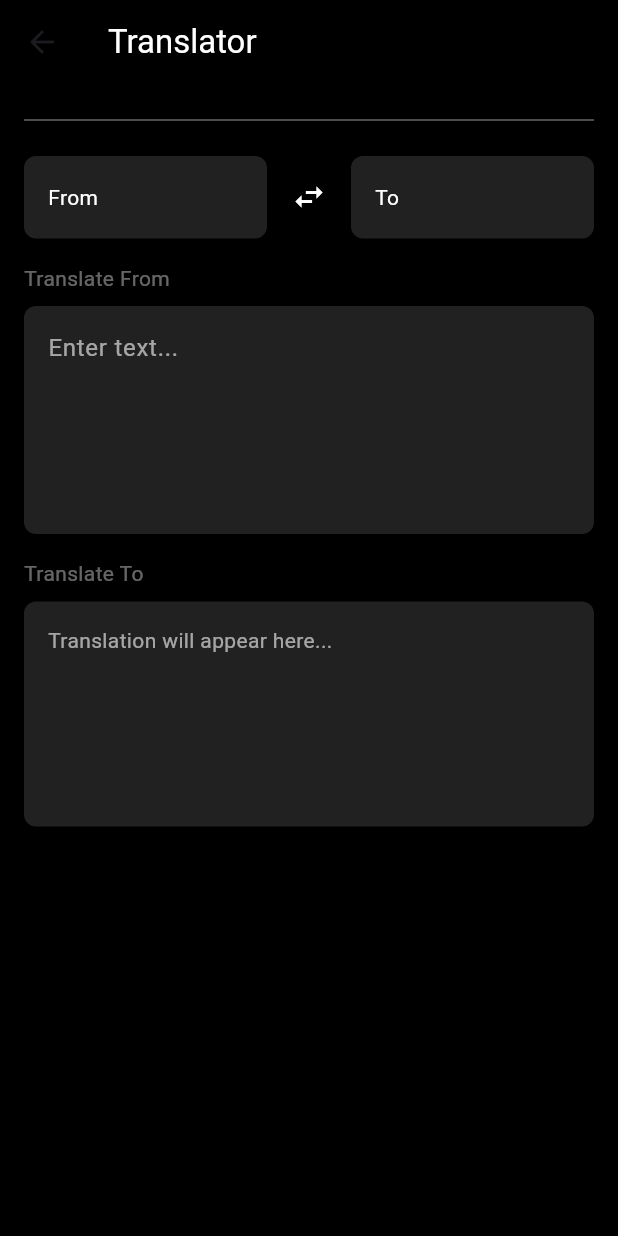
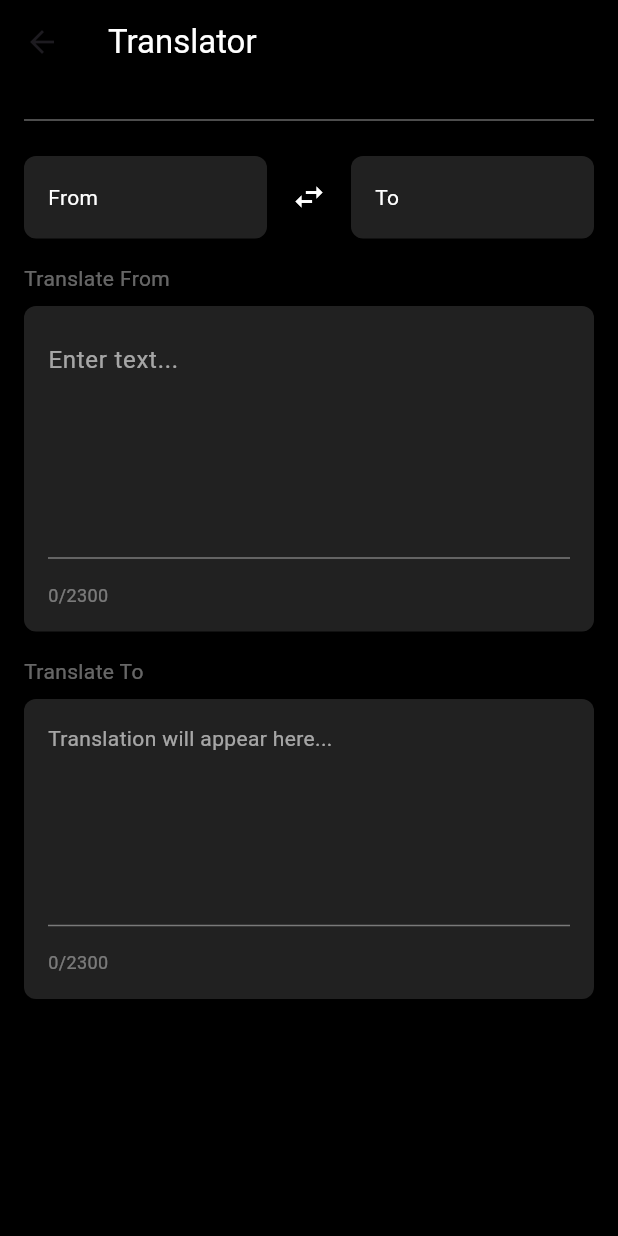
Before and after one commit to RatnagiriRG/google-translator-app, a Flutter app: the TranslatorScreen screen opened by its route, on a phone screen of 412 x 824 dp. Run offline on Flutter 3.47's test engine with Material 3 defaults, Android fonts, the phone set to English and light mode, and no system bars; our stand-ins replace connectivity_plus, flutter_svg, fluttertoast, google_fonts, loading_animation_widget; network calls fail.

Commit message:
#phase2 - completed

```diff
--- a/lib/configs/constants/app_constants.dart
+++ b/lib/configs/constants/app_constants.dart
@@ -1,5 +1,7 @@
 class AppConstants {
   static const String appTitle = 'Translator App';
+  static const String rapidAPIKey =
+      "38107f95d0mshe113d969ee46dd8p1d5160jsn606caa6be4c4";
 }
 
 class AppSvg {
--- a/lib/configs/core/api_service.dart
+++ b/lib/configs/core/api_service.dart
@@ -1,11 +1,12 @@
 import 'dart:convert';
 import 'package:http/http.dart' as http;
+import 'package:translator/configs/constants/app_constants.dart';
 
 class ApiService {
   static const String baseUrl =
       'https://deep-translate1.p.rapidapi.com/language/translate/v2';
   static const Map<String, String> headers = {
-    'X-RapidAPI-Key': '38107f95d0mshe113d969ee46dd8p1d5160jsn606caa6be4c4',
+    'X-RapidAPI-Key': AppConstants.rapidAPIKey,
     'X-RapidAPI-Host': 'deep-translate1.p.rapidapi.com',
     'Content-Type': 'application/json',
   };
--- a/lib/feature/translator/view/widgets/language_selector.dart
+++ b/lib/feature/translator/view/widgets/language_selector.dart
@@ -24,7 +24,6 @@ class LanguageSelector extends StatelessWidget {
               title,
               style: const TextStyle(color: Colors.white),
             ),
-            // Icon(Icons.keyboard_arrow_down, color: Colors.white),
           ],
         ),
       ),
--- a/lib/feature/translator/view/widgets/text_field_section.dart
+++ b/lib/feature/translator/view/widgets/text_field_section.dart
@@ -26,20 +26,41 @@ class TextFieldSection extends StatelessWidget {
           ],
         ),
         const SizedBox(height: 8.0),
-        TextField(
-          maxLines: 5,
-          decoration: InputDecoration(
-            fillColor: Colors.grey[900],
-            filled: true,
-            hintText: "Enter text...",
-            hintStyle: const TextStyle(color: Colors.white60),
-            border: OutlineInputBorder(
-              borderRadius: BorderRadius.circular(8.0),
-              borderSide: BorderSide.none,
-            ),
+        Container(
+          padding: const EdgeInsets.all(16.0),
+          decoration: BoxDecoration(
+            color: Colors.grey[900],
+            borderRadius: BorderRadius.circular(8.0),
           ),
-          style: const TextStyle(color: Colors.white),
-          onChanged: viewModel.translate,
+          child: Column(
+            crossAxisAlignment: CrossAxisAlignment.start,
+            children: [
+              TextField(
+                controller: viewModel.textEditingController,
+                maxLines: 5,
+                maxLength: 2300, // Set the maximum character limit
+                decoration: const InputDecoration(
+                  counterText: "", // Hides the default counter
+                  hintText: "Enter text...",
+                  hintStyle: TextStyle(color: Colors.white60),
+                  border: InputBorder.none, // Remove the border
+                ),
+                style: TextStyle(color: Colors.white.withOpacity(.6)),
+                onChanged: (text) => viewModel.updateCharacterCount(text),
+              ),
+              const SizedBox(height: 8.0),
+              Divider(color: Colors.white.withOpacity(.4)),
+              const SizedBox(height: 8.0),
+              Align(
+                alignment: Alignment.centerLeft,
+                child: Text(
+                  "${viewModel.characterCount}/2300",
+                  style: TextStyle(
+                      color: Colors.white.withOpacity(.4), fontSize: 12.0),
+                ),
+              ),
+            ],
+          ),
         ),
       ],
     );
--- a/lib/feature/translator/view/widgets/translated_text_section.dart
+++ b/lib/feature/translator/view/widgets/translated_text_section.dart
@@ -27,18 +27,39 @@ class TranslatedTextSection extends StatelessWidget {
         ),
         const SizedBox(height: 8.0),
         Container(
-          height: 150,
+          height: 200,
           padding: const EdgeInsets.all(16.0),
           width: double.infinity,
           decoration: BoxDecoration(
             color: Colors.grey[900],
             borderRadius: BorderRadius.circular(8.0),
           ),
-          child: Text(
-            viewModel.translatedText.isNotEmpty
-                ? viewModel.translatedText
-                : "Translation will appear here...",
-            style: TextStyle(color: Colors.white.withOpacity(.6)),
+          child: Column(
+            crossAxisAlignment: CrossAxisAlignment.start,
+            children: [
+              Expanded(
+                child: SingleChildScrollView(
+                  child: Text(
+                    viewModel.translatedText.isNotEmpty
+                        ? viewModel.translatedText
+                        : "Translation will appear here...",
+                    style: TextStyle(color: Colors.white.withOpacity(.6)),
+                  ),
+                ),
+              ),
+              const SizedBox(height: 8.0),
+              Divider(
+                color: Colors.white.withOpacity(0.4),
+              ),
+              const SizedBox(height: 8.0),
+              Text(
+                "${viewModel.translatedTextLetterCount}/2300 ",
+                style: TextStyle(
+                  color: Colors.white.withOpacity(0.4),
+                  fontSize: 12.0,
+                ),
+              ),
+            ],
           ),
         ),
       ],
--- a/lib/feature/translator/view_model/translator_view_model.dart
+++ b/lib/feature/translator/view_model/translator_view_model.dart
@@ -6,14 +6,17 @@ import 'package:translator/feature/translator/services/transloator_service.dart'
 class TranslatorViewModel extends ChangeNotifier {
   final TranslatorService _translatorService = TranslatorService();
 
+  final TextEditingController textEditingController = TextEditingController();
+
   List<Language> _languages = [];
   List<Language> _filteredLanguages = [];
   Language? _fromLanguage;
   Language? _toLanguage;
   String _inputText = '';
   String _translatedText = '';
-  String _queryText = "";
+  String _queryText = '';
   bool _isLoading = true;
+  int _characterCount = 0;
 
   List<Language> get languages => _languages;
   List<Language> get filteredLanguages => _filteredLanguages;
@@ -23,17 +26,20 @@ class TranslatorViewModel extends ChangeNotifier {
   String get translatedText => _translatedText;
   bool get isLoading => _isLoading;
   String get queryText => _queryText;
+  int get characterCount => _characterCount;
+  int get translatedTextLetterCount =>
+      _translatedText.replaceAll(RegExp(r'\s+'), '').length;
 
+  /// Load available languages and navigate to translator page
   Future<void> loadLanguages(BuildContext context) async {
     _isLoading = true;
     notifyListeners();
 
     try {
       _languages = await _translatorService.fetchLanguages();
+      _filteredLanguages = List.from(_languages);
 
-      _filteredLanguages = List.from(_languages);
       if (_languages.isNotEmpty) {
-        // ignore: use_build_context_synchronously
         Navigator.of(context).pushReplacementNamed(RoutesName.translatorPage);
       }
     } catch (error) {
@@ -47,12 +53,12 @@ class TranslatorViewModel extends ChangeNotifier {
   void filterLanguages(String query) {
     _queryText = query;
     if (query.isEmpty) {
-      _filteredLanguages = [];
       _filteredLanguages = List.from(_languages);
     } else {
       _filteredLanguages = _languages
           .where(
-              (lang) => lang.name.toLowerCase().contains(query.toLowerCase()))
+            (lang) => lang.name.toLowerCase().contains(query.toLowerCase()),
+          )
           .toList();
     }
     notifyListeners();
@@ -72,6 +78,24 @@ class TranslatorViewModel extends ChangeNotifier {
     final tempLanguage = _fromLanguage;
     _fromLanguage = _toLanguage;
     _toLanguage = tempLanguage;
+    notifyListeners();
+  }
+
+  void updateCharacterCount(String text) {
+    if (text.length > 2300) {
+      _inputText = text.substring(0, 2300);
+    } else {
+      _inputText = text;
+    }
+    _characterCount = _inputText.length;
+
+    textEditingController.value = TextEditingValue(
+      text: _inputText,
+      selection: TextSelection.fromPosition(
+        TextPosition(offset: _characterCount),
+      ),
+    );
+    translate(text);
     notifyListeners();
   }
 
@@ -101,9 +125,8 @@ class TranslatorViewModel extends ChangeNotifier {
   }
 
   void clearFilter() {
-    _filteredLanguages = [];
-    _queryText = "";
-    filterLanguages("");
+    _filteredLanguages = List.from(_languages);
+    _queryText = '';
     notifyListeners();
   }
 }
```
